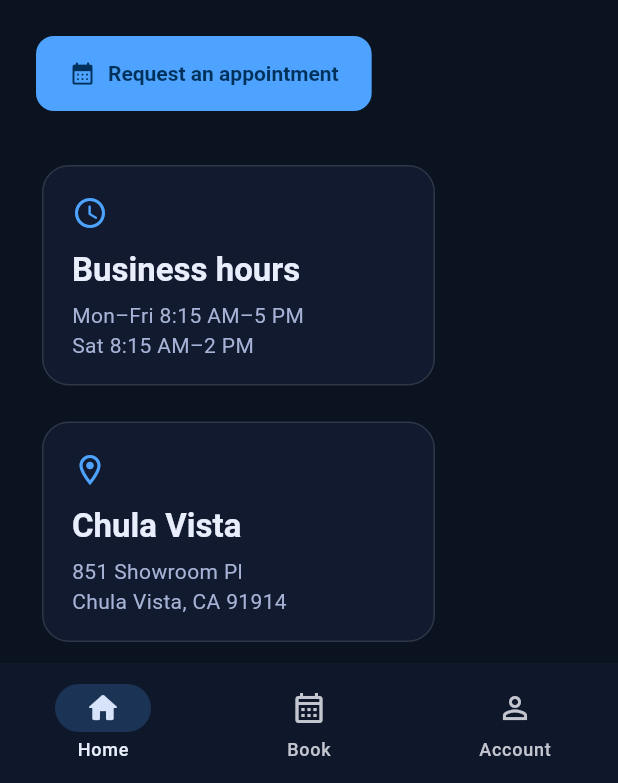
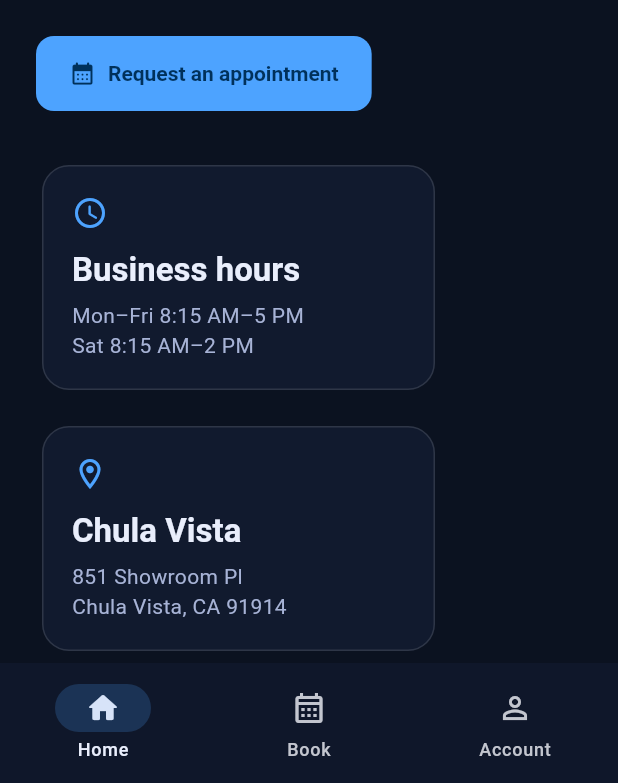
Before and after one commit to ddesantiag0/splash-auto-detail, a Flutter app: the screen it shows after launch, on a phone screen of 412 x 824 dp, the part 453-1236 px from its top. Run offline on Flutter 3.47's test engine with Material 3 defaults, Android fonts, the phone set to English and light mode, and no system bars.

Commit message:
fix: allow home cards to size to content

```diff
--- a/app/lib/features/home/presentation/home_screen.dart
+++ b/app/lib/features/home/presentation/home_screen.dart
@@ -107,7 +107,6 @@ class _InfoCard extends StatelessWidget {
   Widget build(BuildContext context) {
     return SizedBox(
       width: 270,
-      height: 155,
       child: Card(
         child: Padding(
           padding: const EdgeInsets.all(20),
```
